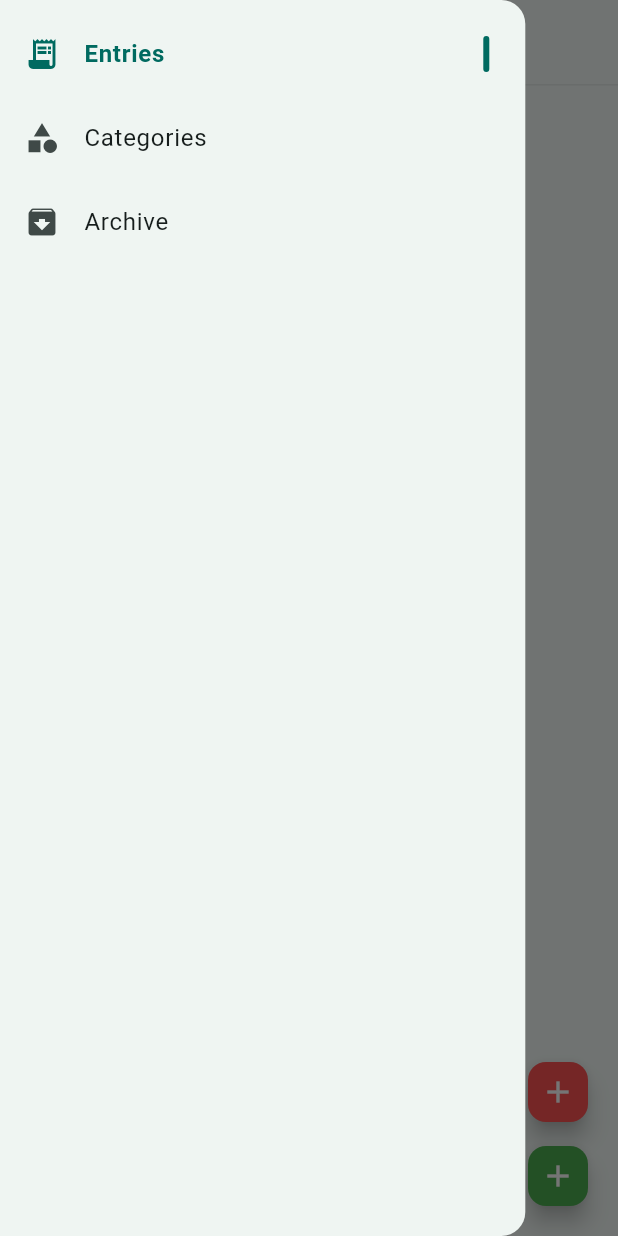
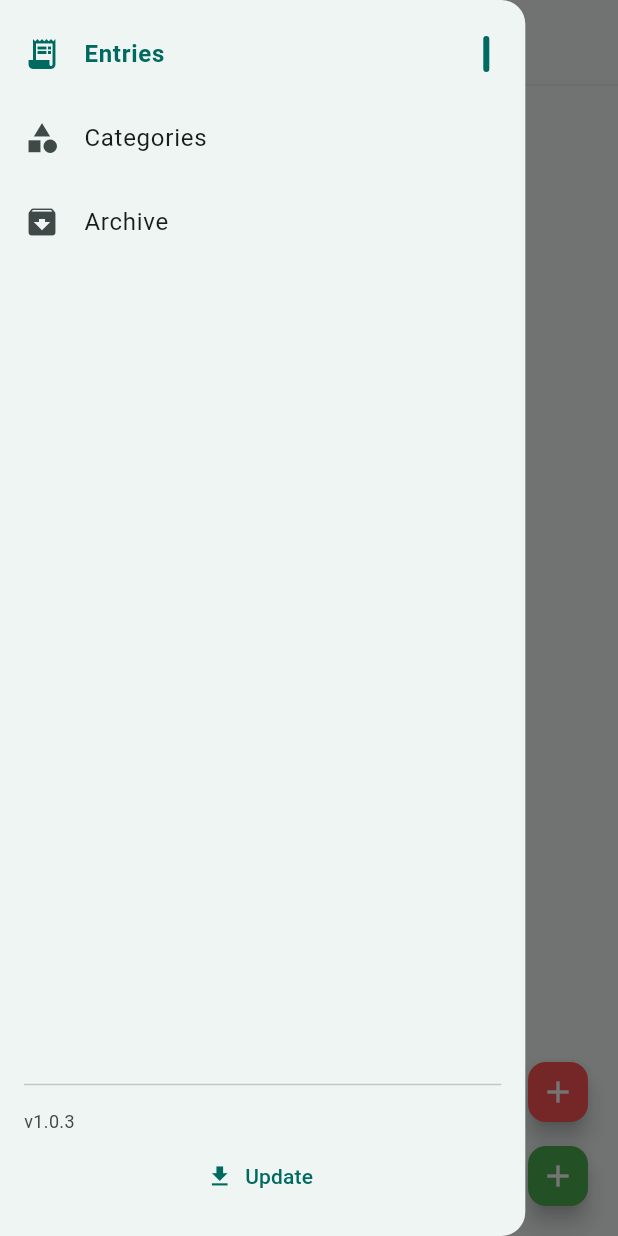
Before and after one commit to venomxayoub/budget, a Flutter app: the screen it shows after launch, with the side drawer open, on a phone screen of 412 x 824 dp. Run offline on Flutter 3.47's test engine with Material 3 defaults, Android fonts, the phone set to English and light mode, and no system bars; our stand-ins replace permission_handler, sqflite; accounts and stored records are empty.

Commit message:
feat: in-app update button with direct APK download link

```diff
--- a/budget_manager/lib/widgets/sidebar.dart
+++ b/budget_manager/lib/widgets/sidebar.dart
@@ -1,4 +1,5 @@
 import 'package:flutter/material.dart';
+import 'package:url_launcher/url_launcher.dart';
 
 class Sidebar extends StatelessWidget {
   final String activePage;
@@ -37,6 +38,8 @@ class Sidebar extends StatelessWidget {
               isActive: activePage == 'archive',
               onTap: () => onPageChanged('archive'),
             ),
+            const Spacer(),
+            _UpdateButton(),
           ],
         ),
       ),
@@ -87,3 +90,39 @@ class _NavItem extends StatelessWidget {
     );
   }
 }
+
+class _UpdateButton extends StatelessWidget {
+  @override
+  Widget build(BuildContext context) {
+    final colorScheme = Theme.of(context).colorScheme;
+    const version = '1.0.3';
+    const downloadUrl = 'https://github.com/venomxayoub/budget/releases/latest/download/app-release.apk';
+
+    return Padding(
+      padding: const EdgeInsets.fromLTRB(16, 0, 16, 16),
+      child: Column(
+        crossAxisAlignment: CrossAxisAlignment.start,
+        children: [
+          const Divider(),
+          const SizedBox(height: 8),
+          Text(
+            'v$version',
+            style: TextStyle(
+              fontSize: 12,
+              color: colorScheme.onSurfaceVariant,
+            ),
+          ),
+          const SizedBox(height: 4),
+          SizedBox(
+            width: double.infinity,
+            child: TextButton.icon(
+              onPressed: () => launchUrl(Uri.parse(downloadUrl), mode: LaunchMode.externalApplication),
+              icon: Icon(Icons.download, size: 18, color: colorScheme.primary),
+              label: const Text('Update'),
+            ),
+          ),
+        ],
+      ),
+    );
+  }
+}
--- a/budget_manager/pubspec.yaml
+++ b/budget_manager/pubspec.yaml
@@ -16,7 +16,7 @@ publish_to: 'none' # Remove this line if you wish to publish to pub.dev
 # https://developer.apple.com/library/archive/documentation/General/Reference/InfoPlistKeyReference/Articles/CoreFoundationKeys.html
 # In Windows, build-name is used as the major, minor, and patch parts
 # of the product and file versions while build-number is used as the build suffix.
-version: 1.0.0+1
+version: 1.0.3+4
 
 environment:
   sdk: ^3.7.2
@@ -39,6 +39,7 @@ dependencies:
   provider: ^6.1.2
   intl: ^0.20.2
   permission_handler: ^11.3.1
+  url_launcher: ^6.3.1
 
 dev_dependencies:
   flutter_test:
```
Also changed, not shown: budget_manager/pubspec.lock, 6 other files.
